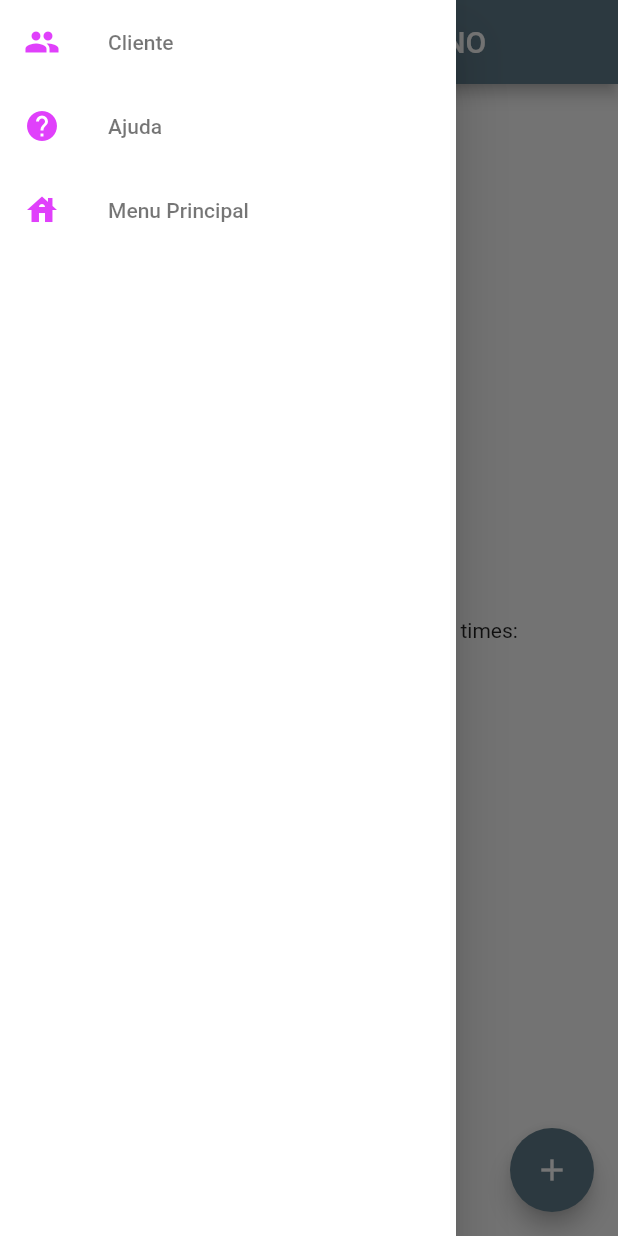
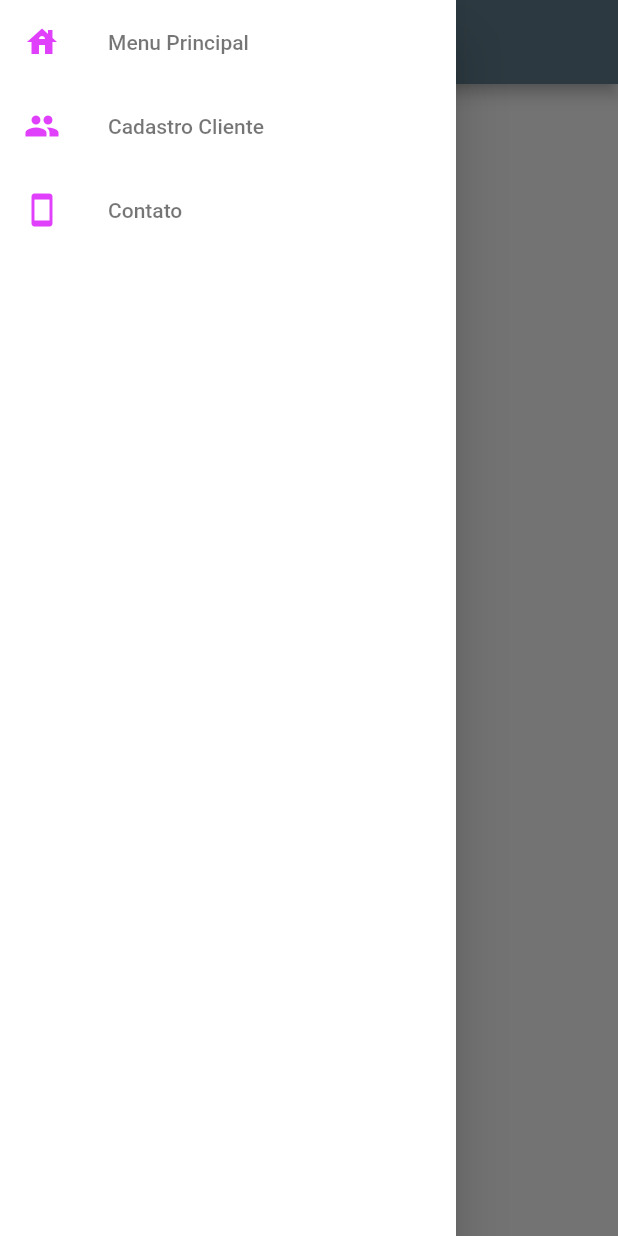
Before and after one commit to mferreir4/Flutter_Menu_V01, a Flutter app: the screen it shows after launch, with the side drawer open, on a phone screen of 412 x 824 dp. Run offline on Flutter 3.47's test engine with Material 2 defaults, Android fonts, the light colour scheme and no system bars.

Commit message:
Atualizações das informações dos menus

```diff
--- a/lib/ajuda.dart
+++ b/lib/ajuda.dart
@@ -4,6 +4,8 @@ import 'package:flutter/cupertino.dart';
 import 'package:flutter/material.dart';
 import 'package:menu_mobile/novomenu.dart';//importar a main
 
+
+//Parte de ajuda
 class Ajuda extends StatelessWidget {
   const Ajuda ({ Key? key }) : super(key: key);
 
@@ -11,8 +13,8 @@ class Ajuda extends StatelessWidget {
   Widget build(BuildContext context) {
     return Scaffold(
       drawer: NovoMenu(),
-      appBar: AppBar(title: Text("Ajuda"),),
-      body: Container(child: Text("Ajuda"),),
+      appBar: AppBar(title: Text("Contato"),),
+      body: Container(child: Text("Nessa parte será adicionado as formas de contato do pet"),),
       );
   }
 }
--- a/lib/cliente.dart
+++ b/lib/cliente.dart
@@ -1,18 +1,22 @@
+import 'package:flutter/cupertino.dart';
+import 'package:flutter/material.dart';
+import 'package:menu_mobile/novomenu.dart'; //importar a main
+
+class Cliente extends StatelessWidget {
+  const Cliente({Key? key}) : super(key: key);
 
 
-import 'package:flutter/cupertino.dart';
-import 'package:flutter/material.dart';
-import 'package:menu_mobile/novomenu.dart';//importar a main
-
-class Cliente extends StatelessWidget {
-  const Cliente({ Key? key }) : super(key: key);
-
+  /* O menu principal esta chamando essa página */
   @override
   Widget build(BuildContext context) {
     return Scaffold(
       drawer: NovoMenu(),
-      appBar: AppBar(title: Text("Cliente"),),
-      body: Container(child: Text("Você que é cliente aqui no mercadinho do ze pequeno, tem descontos especiais 'My Friend'. FLUTERANDO AMIGO"),),
-      );
+      appBar: AppBar(
+        title: Text("Cliente"),
+      ),
+      body: Container(
+        child: Text( "Essa parte será responsável pelo cadastro do cliente através de um formulário"),
+      ),
+    );
   }
 }
--- a/lib/main.dart
+++ b/lib/main.dart
@@ -12,19 +12,17 @@ class MyApp extends StatelessWidget {
   @override
   Widget build(BuildContext context) {
     return MaterialApp(
-      title: 'Flutter Demo',
+      title: 'Aplicativo_Mobile_PET',
       theme: ThemeData(
-
         primarySwatch: Colors.blueGrey,
       ),
-      home: const MyHomePage(title: 'MERCADINHO ZÉ PEQUENO'),
+      home: const MyHomePage(title: 'PetzCão'),
     );
   }
 }
 
 class MyHomePage extends StatefulWidget {
   const MyHomePage({Key? key, required this.title}) : super(key: key);
-
 
   final String title;
 
@@ -37,41 +35,22 @@ class _MyHomePageState extends State<MyHomePage> {
 
   void _incrementCounter() {
     setState(() {
-
       _counter++;
-    }
-    );
+    });
   }
 
   @override
-  Widget build( BuildContext context) {
-
+  Widget build(BuildContext context) {
     return Scaffold(
       drawer: NovoMenu(),
       appBar: AppBar(
-
         title: Text(widget.title),
       ),
       body: Center(
-
         child: Column(
-
           mainAxisAlignment: MainAxisAlignment.center,
-          children: <Widget>[
-            const Text(
-              'You have pushed the button this many times:',
-            ),
-            Text(
-              '$_counter',
-              style: Theme.of(context).textTheme.headline4,
-            ),
-          ],
+          children: <Widget>[Text("PETZCÃO")],
         ),
-      ),
-      floatingActionButton: FloatingActionButton(
-        onPressed: _incrementCounter,
-        tooltip: 'Increment',
-        child: const Icon(Icons.add),
       ),
     );
   }
--- a/lib/novomenu.dart
+++ b/lib/novomenu.dart
@@ -4,7 +4,7 @@ import 'package:menu_mobile/cliente.dart';
 import 'package:menu_mobile/main.dart';
 
 class NovoMenu extends StatelessWidget {
-  const NovoMenu({ Key? key }) : super(key: key);
+  const NovoMenu({Key? key}) : super(key: key);
 
   get Principal => null;
 
@@ -14,51 +14,52 @@ class NovoMenu extends StatelessWidget {
       child: Material(
         color: Colors.white,
         child: ListView(
-          children:<Widget>[
-            menuItem(texto: "Cliente",
+          children: <Widget>[
+            menuItem(
+                texto: "Menu Principal",
+                icone: Icons.house,
+                clique: () => itemSelecionado(context, 0)),
+            menuItem(
+              texto: "Cadastro Cliente",
               icone: Icons.people,
-            clique:()=> itemSelecionado(context, 0),
+              clique: () => itemSelecionado(context, 1),
             ),
-            menuItem(texto: "Ajuda", icone: Icons.help,
-            clique: ()=>itemSelecionado(context, 1)
-            ),
-            menuItem(texto: "Menu Principal", icone: Icons.house,
-            clique: ()=> itemSelecionado (context, 2)
-            ),
+            menuItem(
+                texto: "Contato",
+                icone: Icons.smartphone,
+                clique: () => itemSelecionado(context, 2)),
           ],
         ),
       ),
-
     );
   }
+
   Widget menuItem({
     required String texto,
     required IconData icone,
     VoidCallback? clique,
-  })  {
+  }) {
     final cor = Colors.black54;
     final corselecao = Colors.white38;
     return ListTile(
       leading: Icon(icone, color: Colors.purpleAccent),
-        title: Text(texto, style: TextStyle(color:cor)),
+      title: Text(texto, style: TextStyle(color: cor)),
       hoverColor: corselecao,
       onTap: clique,
     );
   }
-  void itemSelecionado(BuildContext context, int i){
+
+  void itemSelecionado(BuildContext context, int i) {
     Navigator.of(context).pop();
-    if(i==0){
+    if (i == 0) {
       Navigator.of(context)
-      .push(MaterialPageRoute(builder: (context) => Cliente ()));
-
-    }else if (i==0){
+          .push(MaterialPageRoute(builder: (context) => MyApp()));
+    } else if (i == 1) {
       Navigator.of(context)
-      .push(MaterialPageRoute(builder: (context) => Ajuda ()));
-    }else if (i==1){
-      Navigator.of (context)
-      .push(MaterialPageRoute(builder: (context) => Principal()));
-    }else if (i==2){
+          .push(MaterialPageRoute(builder: (context) => Cliente()));
+    } else if (i == 2) {
+      Navigator.of(context)
+          .push(MaterialPageRoute(builder: (context) => Ajuda()));
+    } else if (i == 3) {}
   }
 }
-
-}
--- a/pubspec.yaml
+++ b/pubspec.yaml
@@ -29,8 +29,6 @@ environment:
 dependencies:
   flutter:
     sdk: flutter
-
-
   # The following adds the Cupertino Icons font to your application.
   # Use with the CupertinoIcons class for iOS style icons.
   cupertino_icons: ^1.0.2
```
Lines whose indentation alone changed are shown as unchanged.
